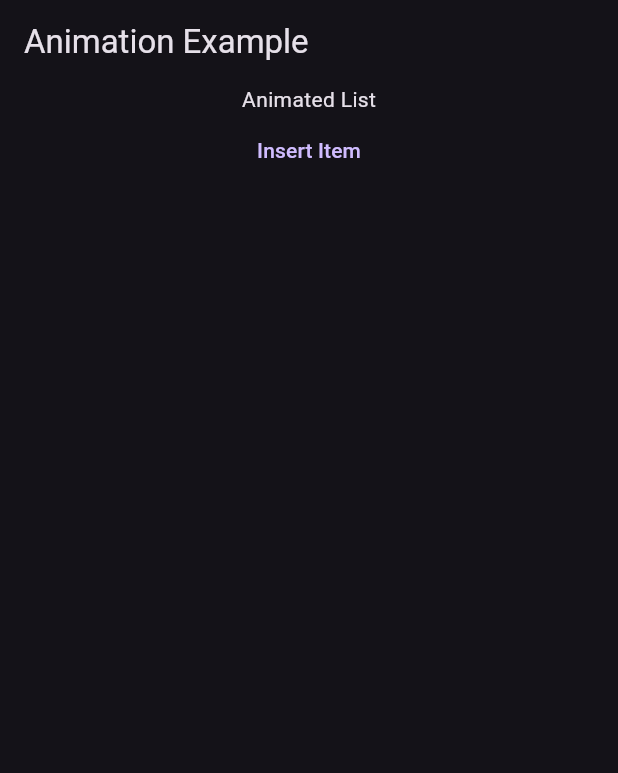
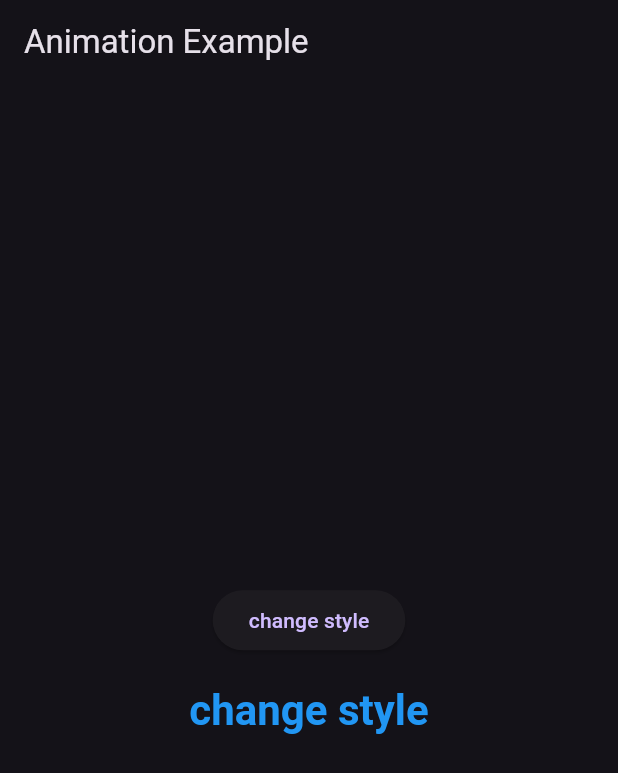
Before and after one commit to uchamod/flutter-animation, a Flutter app: the screen it shows after launch, on a phone screen of 412 x 824 dp. Shown: the top 773 px of the screen. Run offline on Flutter 3.47's test engine with Material 3 defaults, Android fonts, the phone set to English and light mode, and no system bars.

Commit message:
add:implicit animations

```diff
--- a/lib/main.dart
+++ b/lib/main.dart
@@ -1,4 +1,4 @@
-import 'package:animation/pages/implicit%20animation/animated_list.dart';
+import 'package:animation/pages/implicit%20animation/animated_textstyle.dart';
 import 'package:flutter/material.dart';
 
 void main() {
@@ -16,7 +16,7 @@ class MyApp extends StatelessWidget {
       theme: ThemeData(brightness: Brightness.dark),
       home: Scaffold(
         appBar: AppBar(title: const Text('Animation Example')),
-        body: AnimatedListWidget(),
+        body: AnimatedTextstyleWidget(),
       ),
     );
   }
--- /dev/null
+++ b/lib/pages/implicit animation/animated_textstyle.dart
@@ -0,0 +1,55 @@
+import 'package:flutter/material.dart';
+
+class AnimatedTextstyleWidget extends StatefulWidget {
+  const AnimatedTextstyleWidget({super.key});
+
+  @override
+  State<AnimatedTextstyleWidget> createState() =>
+      _AnimatedTextstyleWidgetState();
+}
+
+class _AnimatedTextstyleWidgetState extends State<AnimatedTextstyleWidget> {
+  bool _isChange = false;
+
+  void _toggle() {
+    setState(() {
+      _isChange = !_isChange;
+    });
+  }
+
+  @override
+  Widget build(BuildContext context) {
+    return Scaffold(
+      body: Column(
+        mainAxisAlignment: MainAxisAlignment.center,
+        children: [
+          ElevatedButton(
+            onPressed: () => _toggle(),
+            child: Text("change style"),
+          ),
+          SizedBox(height: 20),
+          Center(
+            child: AnimatedDefaultTextStyle(
+              style:
+                  _isChange
+                      ? TextStyle(
+                        fontSize: 24,
+                        color: Colors.blue,
+                        fontWeight: FontWeight.w400,
+                      )
+                      : TextStyle(
+                        fontSize: 28,
+                        color: Colors.blue,
+                        fontWeight: FontWeight.bold,
+                      ),
+              duration: Duration(milliseconds: 500),
+              softWrap: true,
+              curve: Curves.linear,
+              child: Text("change style"),
+            ),
+          ),
+        ],
+      ),
+    );
+  }
+}
```
Also changed, not shown: lib/pages/implicit animation/position_swither.dart (added, +51 -0 lines).
